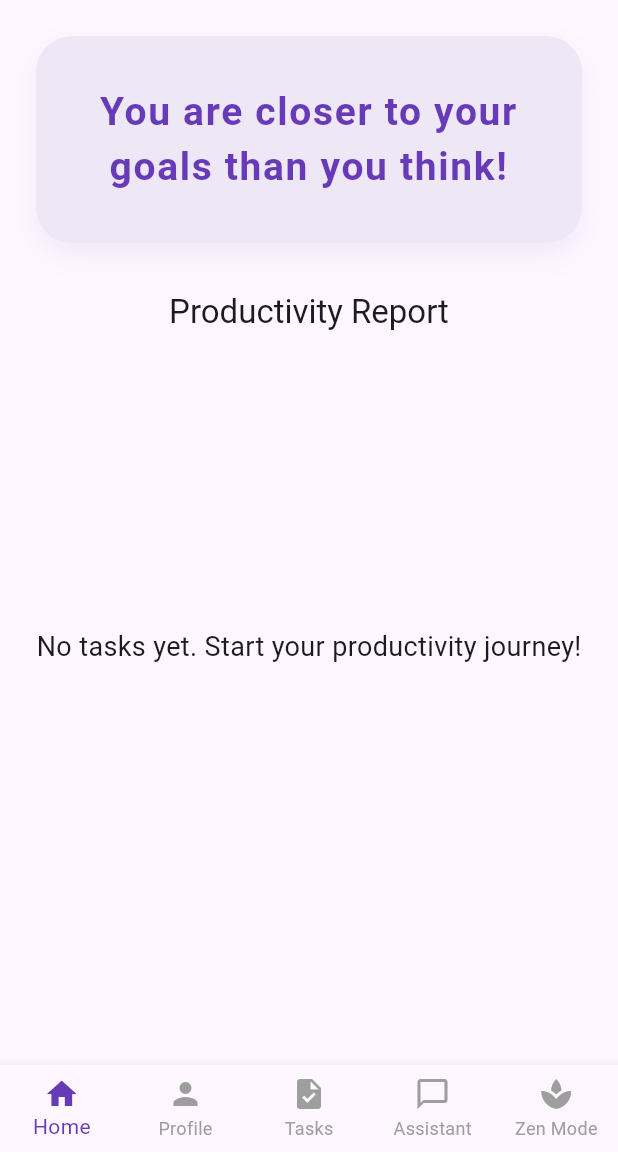
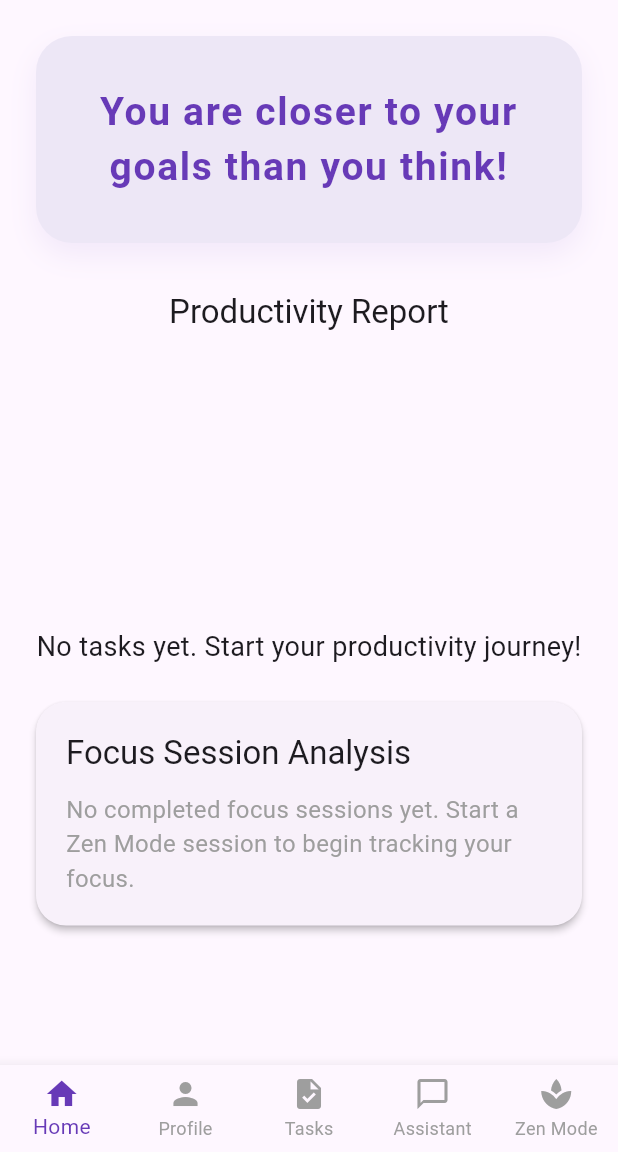
Before and after one commit to Tausia01/focus_ai_app, a Flutter app: the screen it shows once a user with an empty profile is signed in, on a phone screen of 412 x 824 dp, the part 84-1236 px from its top. Run offline on Flutter 3.47's test engine with Material 3 defaults, Android fonts, the phone set to English and light mode, and no system bars; drawn by our look-alikes of fl_chart; our stand-ins replace cloud_firestore, firebase_auth, firebase_core, firebase_messaging, flutter_local_notifications, shared_preferences and 1 more; accounts and stored records are empty; network calls fail; Roboto replaces fonts that are missing (Georgia).

Commit message:
added focus session counter

```diff
--- /dev/null
+++ b/lib/models/focus_session_summary.dart
@@ -0,0 +1,18 @@
+class FocusSessionSummary {
+  final int totalSessions;
+  final int totalDistractions;
+
+  const FocusSessionSummary({
+    required this.totalSessions,
+    required this.totalDistractions,
+  });
+
+  const FocusSessionSummary.empty()
+      : totalSessions = 0,
+        totalDistractions = 0;
+
+  double get averageDistractionsPerSession {
+    if (totalSessions == 0) return 0;
+    return totalDistractions / totalSessions;
+  }
+}
--- a/lib/screens/home_screen.dart
+++ b/lib/screens/home_screen.dart
@@ -6,6 +6,8 @@ import '../services/task_service.dart';
 import '../services/cache_service.dart';
 import '../models/task.dart';
 import '../widgets/custom_app_bar.dart';
+import '../services/focus_session_service.dart';
+import '../models/focus_session_summary.dart';
 
 class HomeScreen extends StatelessWidget {
   const HomeScreen({super.key});
@@ -98,6 +100,78 @@ class HomeScreen extends StatelessWidget {
     );
   }
 
+  Widget _buildFocusSessionAnalysis() {
+    final focusSessionService = FocusSessionService();
+    return StreamBuilder<FocusSessionSummary>(
+      stream: focusSessionService.focusSessionSummaryStream(),
+      initialData: const FocusSessionSummary.empty(),
+      builder: (context, snapshot) {
+        final summary = snapshot.data ?? const FocusSessionSummary.empty();
+        final averageDistractions = summary.averageDistractionsPerSession;
+
+        return Card(
+          margin: const EdgeInsets.only(top: 24),
+          shape: RoundedRectangleBorder(borderRadius: BorderRadius.circular(20)),
+          elevation: 2,
+          child: Padding(
+            padding: const EdgeInsets.all(20),
+            child: Column(
+              crossAxisAlignment: CrossAxisAlignment.start,
+              children: [
+                Text(
+                  'Focus Session Analysis',
+                  style: Theme.of(context).textTheme.titleLarge,
+                ),
+                const SizedBox(height: 12),
+                if (summary.totalSessions == 0)
+                  const Text(
+                    'No completed focus sessions yet. Start a Zen Mode session to begin tracking your focus.',
+                    style: TextStyle(fontSize: 16, color: Colors.grey),
+                  )
+                else ...[
+                  _buildMetricRow(
+                    label: 'Sessions completed',
+                    value: summary.totalSessions.toString(),
+                  ),
+                  const SizedBox(height: 8),
+                  _buildMetricRow(
+                    label: 'Total distractions',
+                    value: summary.totalDistractions.toString(),
+                  ),
+                  const SizedBox(height: 8),
+                  _buildMetricRow(
+                    label: 'Avg distractions / session',
+                    value: averageDistractions.toStringAsFixed(1),
+                  ),
+                ],
+              ],
+            ),
+          ),
+        );
+      },
+    );
+  }
+
+  Widget _buildMetricRow({required String label, required String value}) {
+    return Row(
+      mainAxisAlignment: MainAxisAlignment.spaceBetween,
+      children: [
+        Text(
+          label,
+          style: const TextStyle(fontSize: 16, color: Colors.grey),
+        ),
+        Text(
+          value,
+          style: const TextStyle(
+            fontSize: 18,
+            fontWeight: FontWeight.bold,
+            color: Colors.deepPurple,
+          ),
+        ),
+      ],
+    );
+  }
+
   @override
   Widget build(BuildContext context) {
     final taskService = TaskService();
@@ -123,6 +197,7 @@ class HomeScreen extends StatelessWidget {
       ),
       body: Padding(
         padding: const EdgeInsets.all(24.0),
+        child: SingleChildScrollView(
           child: Column(
             mainAxisAlignment: MainAxisAlignment.start,
             crossAxisAlignment: CrossAxisAlignment.center,
@@ -155,7 +230,9 @@ class HomeScreen extends StatelessWidget {
                 ),
               ),
               _buildProductivityReport(),
+              _buildFocusSessionAnalysis(),
             ],
+          ),
         ),
       ),
     );
```
Also changed, not shown: lib/screens/focus_timer_screen.dart (+32 -3 lines), lib/services/focus_session_service.dart (added, +63 -0 lines). Lines whose indentation alone changed are shown as unchanged.
